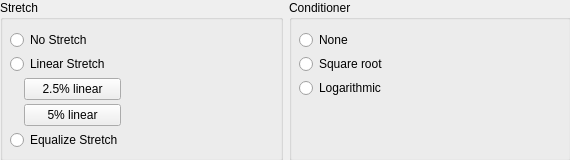
First picture: the form in src/gui/stretch_config_widget.ui, repository Ehlmann-research-group/WISER, before the edit.
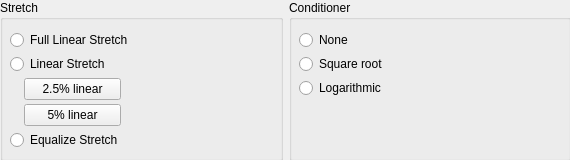
Second picture: the form after the edit.

```diff
--- a/src/gui/stretch_config_widget.ui
+++ b/src/gui/stretch_config_widget.ui
@@ -96,7 +96,7 @@
            <string>No contrast stretch will be applied</string>
           </property>
           <property name="text">
-           <string>No Stretch</string>
+           <string>Full Linear Stretch</string>
           </property>
          </widget>
         </item>
```
